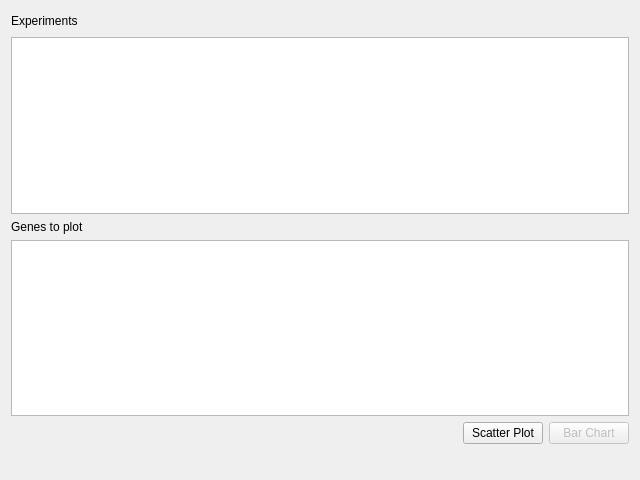
KaikiasVind/CellBadger, file AnalysisTab.ui: the form before one commit.
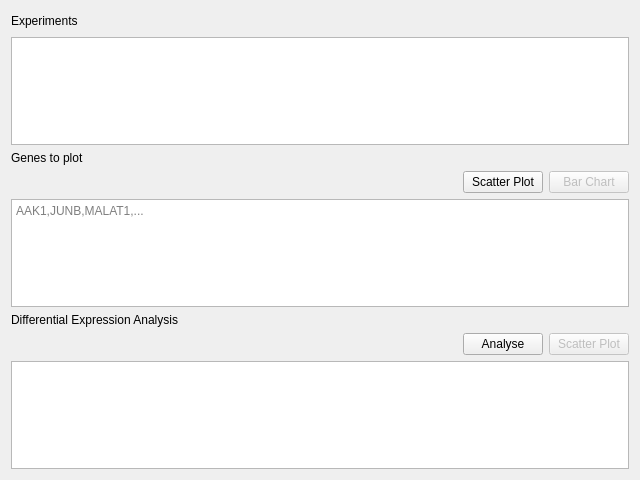
The form after the commit.

Commit message:
Added signal and slot connection for DE analysis.
Connection goes from AnalysisTab over MainWindow and Coordinator to RInterOperator and back.

Patch:
```diff
--- a/AnalysisTab.ui
+++ b/AnalysisTab.ui
@@ -67,9 +67,6 @@
      </property>
     </widget>
    </item>
-   <item>
-    <widget class="QTextEdit" name="textEditGeneSelection"/>
-   </item>
    <item>
     <layout class="QHBoxLayout" name="horizontalLayoutPlotting">
      <item>
@@ -104,6 +101,57 @@
      </item>
     </layout>
    </item>
+   <item>
+    <widget class="QTextEdit" name="textEditGeneSelection">
+     <property name="placeholderText">
+      <string>AAK1,JUNB,MALAT1,...</string>
+     </property>
+    </widget>
+   </item>
+   <item>
+    <widget class="QLabel" name="labelDEAnalysis">
+     <property name="text">
+      <string>Differential Expression Analysis</string>
+     </property>
+    </widget>
+   </item>
+   <item>
+    <layout class="QHBoxLayout" name="horizontalLayoutDEAnalysis">
+     <item>
+      <spacer name="horizontalSpacer_2">
+       <property name="orientation">
+        <enum>Qt::Horizontal</enum>
+       </property>
+       <property name="sizeHint" stdset="0">
+        <size>
+         <width>40</width>
+         <height>20</height>
+        </size>
+       </property>
+      </spacer>
+     </item>
+     <item>
+      <widget class="QPushButton" name="pushButtonDEAnalysisAnalyze">
+       <property name="text">
+        <string>Analyse</string>
+       </property>
+      </widget>
+     </item>
+     <item>
+      <widget class="QPushButton" name="pushButtonDEAnalysisPlot">
+       <property name="enabled">
+        <bool>false</bool>
+       </property>
+       <property name="text">
+        <string>Scatter Plot</string>
+       </property>
+      </widget>
+     </item>
+    </layout>
+   </item>
+   <item>
+    <widget class="QTableWidget" name="tableWidgetDEAnalysis"/>
+   </item>
    <item>
     <spacer name="verticalSpacerMain">
      <property name="orientation">
```
Left out of the diff: 2 changed lines with no effect on the pictures. The commit also changes 8 other files.
